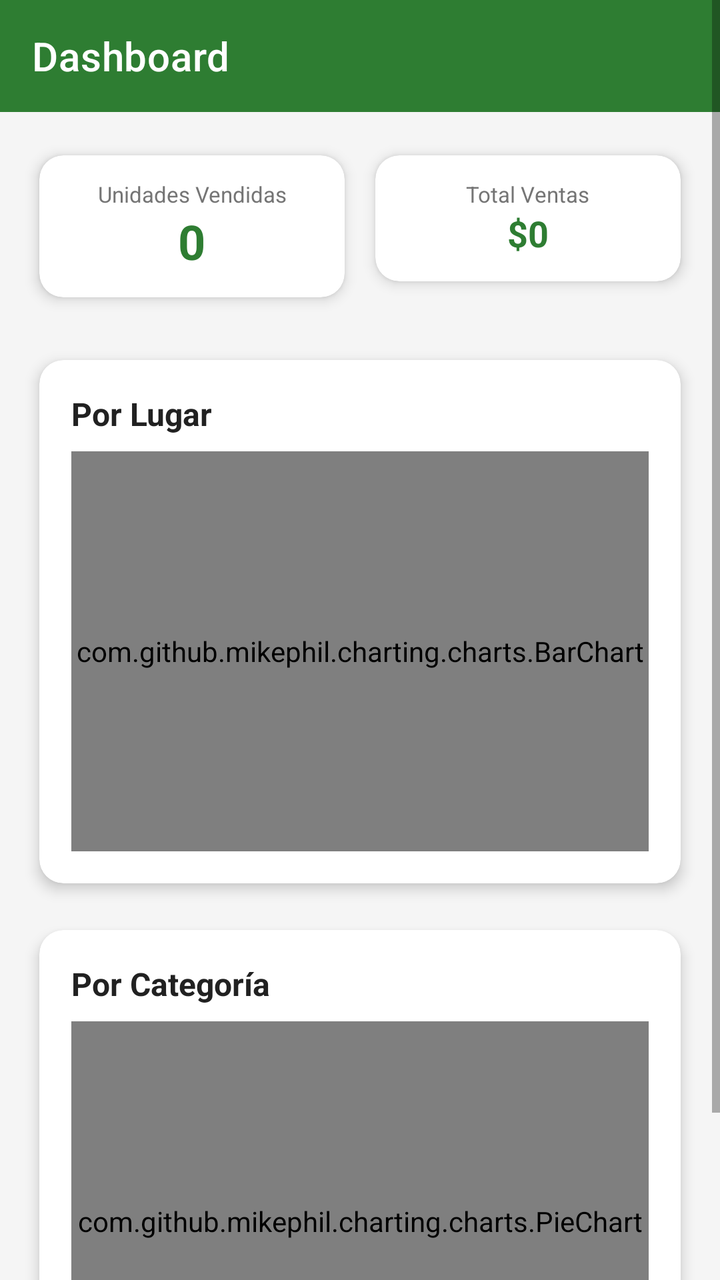
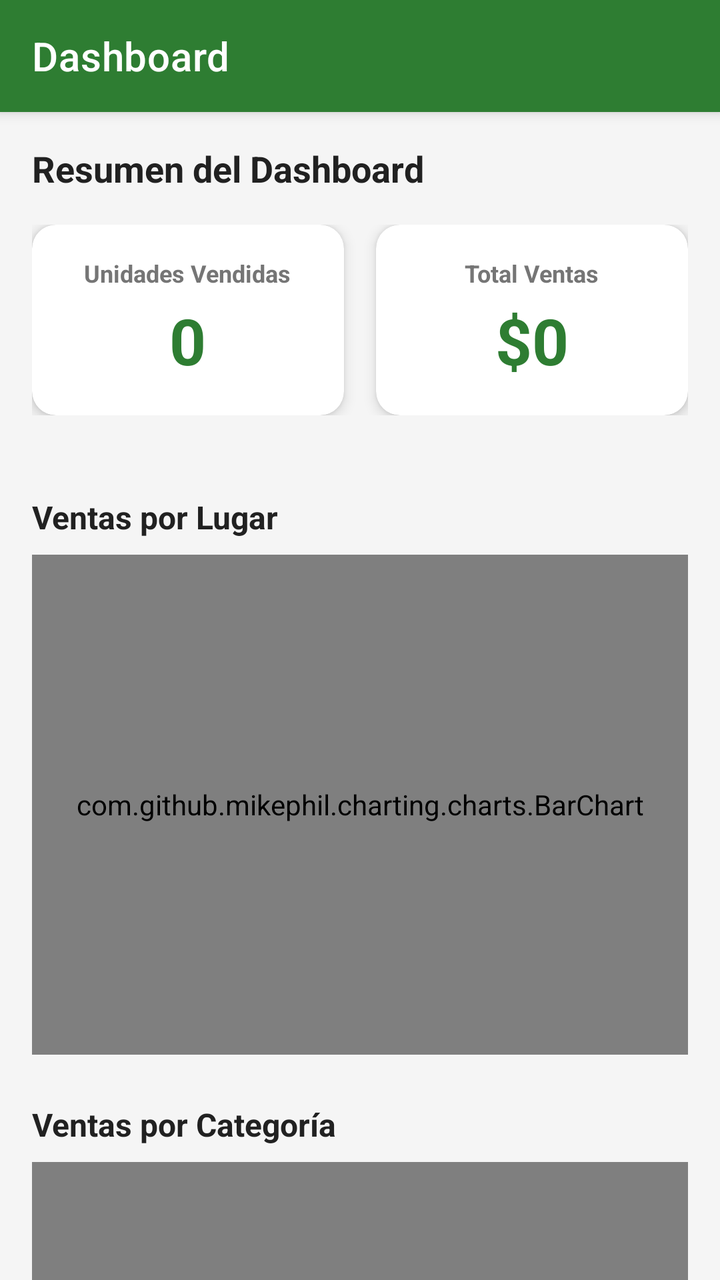

Screens rendered from an Android XML layout before and after an edit, with the pre-edit source and the edit as a unified diff.
<!-- AndroidManifest.xml: application theme Theme.OasisCheck -->
<!-- res/layout/activity_dashboard.xml -->
<?xml version="1.0" encoding="utf-8"?>
<ScrollView
    xmlns:android="http://schemas.android.com/apk/res/android"
    xmlns:app="http://schemas.android.com/apk/res-auto"
    android:layout_width="match_parent"
    android:layout_height="match_parent"
    android:background="@color/background">

    <LinearLayout
        android:layout_width="match_parent"
        android:layout_height="wrap_content"
        android:orientation="vertical">

        <com.google.android.material.appbar.MaterialToolbar
            android:id="@+id/toolbar"
            android:layout_width="match_parent"
            android:layout_height="?attr/actionBarSize"
            android:background="@color/green_primary"
            app:title="@string/dashboard"
            app:titleTextColor="@color/white" />

        <LinearLayout
            android:layout_width="match_parent"
            android:layout_height="wrap_content"
            android:orientation="horizontal"
            android:padding="12dp">

            <androidx.cardview.widget.CardView
                style="@style/CardStyle"
                android:layout_width="0dp"
                android:layout_height="wrap_content"
                android:layout_weight="1">

                <LinearLayout
                    android:layout_width="match_parent"
                    android:layout_height="wrap_content"
                    android:orientation="vertical"
                    android:padding="12dp"
                    android:gravity="center">

                    <TextView
                        android:layout_width="wrap_content"
                        android:layout_height="wrap_content"
                        android:text="@string/unidades_vendidas"
                        android:textSize="11sp"
                        android:textColor="@color/text_secondary"
                        android:gravity="center" />

                    <TextView
                        android:id="@+id/tv_unidades"
                        android:layout_width="wrap_content"
                        android:layout_height="wrap_content"
                        android:text="@string/n_0_2"
                        android:textSize="24sp"
                        android:textStyle="bold"
                        android:textColor="@color/green_primary" />

                </LinearLayout>

            </androidx.cardview.widget.CardView>

            <androidx.cardview.widget.CardView
                style="@style/CardStyle"
                android:layout_width="0dp"
                android:layout_height="wrap_content"
                android:layout_weight="1">

                <LinearLayout
                    android:layout_width="match_parent"
                    android:layout_height="wrap_content"
                    android:orientation="vertical"
                    android:padding="12dp"
                    android:gravity="center">

                    <TextView
                        android:layout_width="wrap_content"
                        android:layout_height="wrap_content"
                        android:text="@string/total_ventas"
                        android:textSize="11sp"
                        android:textColor="@color/text_secondary"
                        android:gravity="center" />

                    <TextView
                        android:id="@+id/tv_total_ventas"
                        android:layout_width="wrap_content"
                        android:layout_height="wrap_content"
                        android:text="@string/n_0"
                        android:textSize="18sp"
                        android:textStyle="bold"
                        android:textColor="@color/green_primary" />

                </LinearLayout>

            </androidx.cardview.widget.CardView>

        </LinearLayout>

        <androidx.cardview.widget.CardView
            style="@style/CardStyle"
            android:layout_width="match_parent"
            android:layout_height="wrap_content"
            android:layout_marginHorizontal="12dp">

            <LinearLayout
                android:layout_width="match_parent"
                android:layout_height="wrap_content"
                android:orientation="vertical"
                android:padding="16dp">

                <TextView
                    android:layout_width="wrap_content"
                    android:layout_height="wrap_content"
                    android:text="@string/por_lugar"
                    android:textSize="16sp"
                    android:textStyle="bold"
                    android:textColor="@color/text_primary" />

                <com.github.mikephil.charting.charts.BarChart
                    android:id="@+id/chart_lugares"
                    android:layout_width="match_parent"
                    android:layout_height="200dp"
                    android:layout_marginTop="8dp" />

            </LinearLayout>

        </androidx.cardview.widget.CardView>

        <androidx.cardview.widget.CardView
            style="@style/CardStyle"
            android:layout_width="match_parent"
            android:layout_height="wrap_content"
            android:layout_marginHorizontal="12dp"
            android:layout_marginTop="4dp">

            <LinearLayout
                android:layout_width="match_parent"
                android:layout_height="wrap_content"
                android:orientation="vertical"
                android:padding="16dp">

                <TextView
                    android:layout_width="wrap_content"
                    android:layout_height="wrap_content"
                    android:text="@string/por_categoria"
                    android:textSize="16sp"
                    android:textStyle="bold"
                    android:textColor="@color/text_primary" />

                <com.github.mikephil.charting.charts.PieChart
                    android:id="@+id/chart_categorias"
                    android:layout_width="match_parent"
                    android:layout_height="200dp"
                    android:layout_marginTop="8dp" />

            </LinearLayout>

        </androidx.cardview.widget.CardView>

    </LinearLayout>

</ScrollView>
<!-- resources referenced by this layout -->
<resources>
  <color name="background">#F5F5F5</color>
  <color name="green_primary">#2E7D32</color>
  <color name="text_primary">#212121</color>
  <color name="text_secondary">#757575</color>
  <color name="white">#FFFFFF</color>
  <string name="dashboard">Dashboard</string>
  <string name="n_0">$0</string>
  <string name="n_0_2">0</string>
  <string name="por_categoria">Por Categoría</string>
  <string name="por_lugar">Por Lugar</string>
  <string name="total_ventas">Total Ventas</string>
  <string name="unidades_vendidas">Unidades Vendidas</string>
  <style name="CardStyle">
          <item name="cardCornerRadius">12dp</item>
          <item name="cardElevation">4dp</item>
          <item name="cardUseCompatPadding">true</item>
      </style>
  <style name="Theme.OasisCheck" parent="Theme.MaterialComponents.DayNight.DarkActionBar">
          <item name="colorPrimary">@color/green_primary</item>
          <item name="colorPrimaryDark">@color/green_primary_dark</item>
          <item name="colorAccent">@color/green_accent</item>
          <item name="colorSecondary">@color/green_accent</item>
          <item name="colorOnSurface">@color/text_primary</item>
          <item name="android:statusBarColor">@color/green_primary_dark</item>
      </style>
  <color name="green_primary_dark">#1B5E20</color>
  <color name="green_accent">#66BB6A</color>
</resources>

<!-- the commit's change to res/layout/activity_dashboard.xml (unified diff, before → after) -->
@@ -1,161 +1,159 @@
 <?xml version="1.0" encoding="utf-8"?>
-<ScrollView
+<androidx.coordinatorlayout.widget.CoordinatorLayout
     xmlns:android="http://schemas.android.com/apk/res/android"
     xmlns:app="http://schemas.android.com/apk/res-auto"
     android:layout_width="match_parent"
     android:layout_height="match_parent"
     android:background="@color/background">
 
-    <LinearLayout
+    <com.google.android.material.appbar.AppBarLayout
         android:layout_width="match_parent"
-        android:layout_height="wrap_content"
-        android:orientation="vertical">
+        android:layout_height="wrap_content">
 
-        <com.google.android.material.appbar.MaterialToolbar
+        <androidx.appcompat.widget.Toolbar
             android:id="@+id/toolbar"
             android:layout_width="match_parent"
             android:layout_height="?attr/actionBarSize"
             android:background="@color/green_primary"
-            app:title="@string/dashboard"
+            app:title="Dashboard"
             app:titleTextColor="@color/white" />
+
+    </com.google.android.material.appbar.AppBarLayout>
+
+    <androidx.core.widget.NestedScrollView
+        android:layout_width="match_parent"
+        android:layout_height="match_parent"
+        app:layout_behavior="@string/appbar_scrolling_view_behavior">
 
         <LinearLayout
             android:layout_width="match_parent"
             android:layout_height="wrap_content"
-            android:orientation="horizontal"
-            android:padding="12dp">
+            android:orientation="vertical"
+            android:padding="16dp">
 
-            <androidx.cardview.widget.CardView
-                style="@style/CardStyle"
-                android:layout_width="0dp"
+            <TextView
+                android:layout_width="match_parent"
                 android:layout_height="wrap_content"
-                android:layout_weight="1">
-
-                <LinearLayout
-                    android:layout_width="match_parent"
-                    android:layout_height="wrap_content"
-                    android:orientation="vertical"
-                    android:padding="12dp"
-                    android:gravity="center">
-
-                    <TextView
-                        android:layout_width="wrap_content"
-                        android:layout_height="wrap_content"
-                        android:text="@string/unidades_vendidas"
-                        android:textSize="11sp"
-                        android:textColor="@color/text_secondary"
-                        android:gravity="center" />
-
-                    <TextView
-                        android:id="@+id/tv_unidades"
-                        android:layout_width="wrap_content"
-                        android:layout_height="wrap_content"
-                        android:text="@string/n_0_2"
-                        android:textSize="24sp"
-                        android:textStyle="bold"
-                        android:textColor="@color/green_primary" />
-
-                </LinearLayout>
-
-            </androidx.cardview.widget.CardView>
-
-            <androidx.cardview.widget.CardView
-                style="@style/CardStyle"
-                android:layout_width="0dp"
-                android:layout_height="wrap_content"
-                android:layout_weight="1">
-
-                <LinearLayout
-                    android:layout_width="match_parent"
-                    android:layout_height="wrap_content"
-                    android:orientation="vertical"
-                    android:padding="12dp"
-                    android:gravity="center">
-
-                    <TextView
-                        android:layout_width="wrap_content"
-                        android:layout_height="wrap_content"
-                        android:text="@string/total_ventas"
-                        android:textSize="11sp"
-                        android:textColor="@color/text_secondary"
-                        android:gravity="center" />
-
-                    <TextView
-                        android:id="@+id/tv_total_ventas"
-                        android:layout_width="wrap_content"
-                        android:layout_height="wrap_content"
-                        android:text="@string/n_0"
-                        android:textSize="18sp"
-                        android:textStyle="bold"
-                        android:textColor="@color/green_primary" />
-
-                </LinearLayout>
-
-            </androidx.cardview.widget.CardView>
-
-        </LinearLayout>
-
-        <androidx.cardview.widget.CardView
-            style="@style/CardStyle"
-            android:layout_width="match_parent"
-            android:layout_height="wrap_content"
-            android:layout_marginHorizontal="12dp">
+                android:text="Resumen del Dashboard"
+                android:textSize="18sp"
+                android:textStyle="bold"
+                android:textColor="@color/text_primary"
+                android:layout_marginBottom="16dp" />
 
             <LinearLayout
                 android:layout_width="match_parent"
                 android:layout_height="wrap_content"
-                android:orientation="vertical"
-                android:padding="16dp">
+                android:orientation="horizontal"
+                android:layout_marginBottom="16dp">
 
-                <TextView
-                    android:layout_width="wrap_content"
+                <androidx.cardview.widget.CardView
+                    android:layout_width="0dp"
                     android:layout_height="wrap_content"
-                    android:text="@string/por_lugar"
-                    android:textSize="16sp"
-                    android:textStyle="bold"
-                    android:textColor="@color/text_primary" />
+                    android:layout_weight="1"
+                    android:layout_marginRight="8dp"
+                    app:cardCornerRadius="12dp"
+                    app:cardElevation="4dp"
+                    app:cardBackgroundColor="@color/card_background">
 
-                <com.github.mikephil.charting.charts.BarChart
-                    android:id="@+id/chart_lugares"
-                    android:layout_width="match_parent"
-                    android:layout_height="200dp"
-                    android:layout_marginTop="8dp" />
+                    <LinearLayout
+                        android:layout_width="match_parent"
+                        android:layout_height="wrap_content"
+                        android:orientation="vertical"
+                        android:padding="16dp"
+                        android:gravity="center">
+
+                        <TextView
+                            android:layout_width="wrap_content"
+                            android:layout_height="wrap_content"
+                            android:text="Unidades Vendidas"
+                            android:textSize="12sp"
+                            android:textColor="@color/text_secondary"
+                            android:textStyle="bold" />
+
+                        <TextView
+                            android:id="@+id/tv_unidades"
+                            android:layout_width="wrap_content"
+                            android:layout_height="wrap_content"
+                            android:text="0"
+                            android:textSize="32sp"
+                            android:textStyle="bold"
+                            android:textColor="@color/green_primary"
+                            android:layout_marginTop="4dp" />
+
+                    </LinearLayout>
+                </androidx.cardview.widget.CardView>
+
+                <androidx.cardview.widget.CardView
+                    android:layout_width="0dp"
+                    android:layout_height="wrap_content"
+                    android:layout_weight="1"
+                    android:layout_marginLeft="8dp"
+                    app:cardCornerRadius="12dp"
+                    app:cardElevation="4dp"
+                    app:cardBackgroundColor="@color/card_background">
+
+                    <LinearLayout
+                        android:layout_width="match_parent"
+                        android:layout_height="wrap_content"
+                        android:orientation="vertical"
+                        android:padding="16dp"
+                        android:gravity="center">
+
+                        <TextView
+                            android:layout_width="wrap_content"
+                            android:layout_height="wrap_content"
+                            android:text="Total Ventas"
+                            android:textSize="12sp"
+                            android:textColor="@color/text_secondary"
+                            android:textStyle="bold" />
+
+                        <TextView
+                            android:id="@+id/tv_total_ventas"
+                            android:layout_width="wrap_content"
+                            android:layout_height="wrap_content"
+                            android:text="$0"
+                            android:textSize="32sp"
+                            android:textStyle="bold"
+                            android:textColor="@color/green_primary"
+                            android:layout_marginTop="4dp" />
+
+                    </LinearLayout>
+                </androidx.cardview.widget.CardView>
 
             </LinearLayout>
 
-        </androidx.cardview.widget.CardView>
-
-        <androidx.cardview.widget.CardView
-            style="@style/CardStyle"
-            android:layout_width="match_parent"
-            android:layout_height="wrap_content"
-            android:layout_marginHorizontal="12dp"
-            android:layout_marginTop="4dp">
-
-            <LinearLayout
+            <TextView
                 android:layout_width="match_parent"
                 android:layout_height="wrap_content"
-                android:orientation="vertical"
-                android:padding="16dp">
+                android:text="Ventas por Lugar"
+                android:textSize="16sp"
+                android:textStyle="bold"
+                android:textColor="@color/text_primary"
+                android:layout_marginTop="24dp"
+                android:layout_marginBottom="8dp" />
 
-                <TextView
-                    android:layout_width="wrap_content"
-                    android:layout_height="wrap_content"
-                    android:text="@string/por_categoria"
-                    android:textSize="16sp"
-                    android:textStyle="bold"
-                    android:textColor="@color/text_primary" />
+            <com.github.mikephil.charting.charts.BarChart
+                android:id="@+id/chart_lugares"
+                android:layout_width="match_parent"
+                android:layout_height="250dp"
+                android:layout_marginBottom="24dp" />
 
-                <com.github.mikephil.charting.charts.PieChart
-                    android:id="@+id/chart_categorias"
-                    android:layout_width="match_parent"
-                    android:layout_height="200dp"
-                    android:layout_marginTop="8dp" />
+            <TextView
+                android:layout_width="match_parent"
+                android:layout_height="wrap_content"
+                android:text="Ventas por Categoría"
+                android:textSize="16sp"
+                android:textStyle="bold"
+                android:textColor="@color/text_primary"
+                android:layout_marginBottom="8dp" />
 
-            </LinearLayout>
+            <com.github.mikephil.charting.charts.PieChart
+                android:id="@+id/chart_categorias"
+                android:layout_width="match_parent"
+                android:layout_height="250dp" />
 
-        </androidx.cardview.widget.CardView>
+        </LinearLayout>
 
-    </LinearLayout>
+    </androidx.core.widget.NestedScrollView>
 
-</ScrollView>
+</androidx.coordinatorlayout.widget.CoordinatorLayout>
<!-- resource entries referenced after the edit -->
@@ -1,31 +1,19 @@
 <!-- resources referenced by this layout -->
 <resources>
   <color name="background">#F5F5F5</color>
+  <color name="card_background">#FFFFFF</color>
   <color name="green_primary">#2E7D32</color>
   <color name="text_primary">#212121</color>
   <color name="text_secondary">#757575</color>
   <color name="white">#FFFFFF</color>
-  <string name="dashboard">Dashboard</string>
-  <string name="n_0">$0</string>
-  <string name="n_0_2">0</string>
-  <string name="por_categoria">Por Categoría</string>
-  <string name="por_lugar">Por Lugar</string>
-  <string name="total_ventas">Total Ventas</string>
-  <string name="unidades_vendidas">Unidades Vendidas</string>
-  <style name="CardStyle">
-          <item name="cardCornerRadius">12dp</item>
-          <item name="cardElevation">4dp</item>
-          <item name="cardUseCompatPadding">true</item>
+  <style name="Theme.OasisCheck" parent="Theme.MaterialComponents.DayNight.NoActionBar">
+          <item name="colorPrimary">@color/purple</item>
+          <item name="colorPrimaryDark">#6A1B9A</item>
+          <item name="colorAccent">#FF4081</item>
+          <item name="colorSecondary">#FF4081</item>
+          <item name="colorOnSurface">@color/text_primary</item>
+          <item name="android:statusBarColor">#6A1B9A</item>
       </style>
-  <style name="Theme.OasisCheck" parent="Theme.MaterialComponents.DayNight.DarkActionBar">
-          <item name="colorPrimary">@color/green_primary</item>
-          <item name="colorPrimaryDark">@color/green_primary_dark</item>
-          <item name="colorAccent">@color/green_accent</item>
-          <item name="colorSecondary">@color/green_accent</item>
-          <item name="colorOnSurface">@color/text_primary</item>
-          <item name="android:statusBarColor">@color/green_primary_dark</item>
-      </style>
-  <color name="green_primary_dark">#1B5E20</color>
-  <color name="green_accent">#66BB6A</color>
+  <color name="purple">#9C27B0</color>
 </resources>
 
